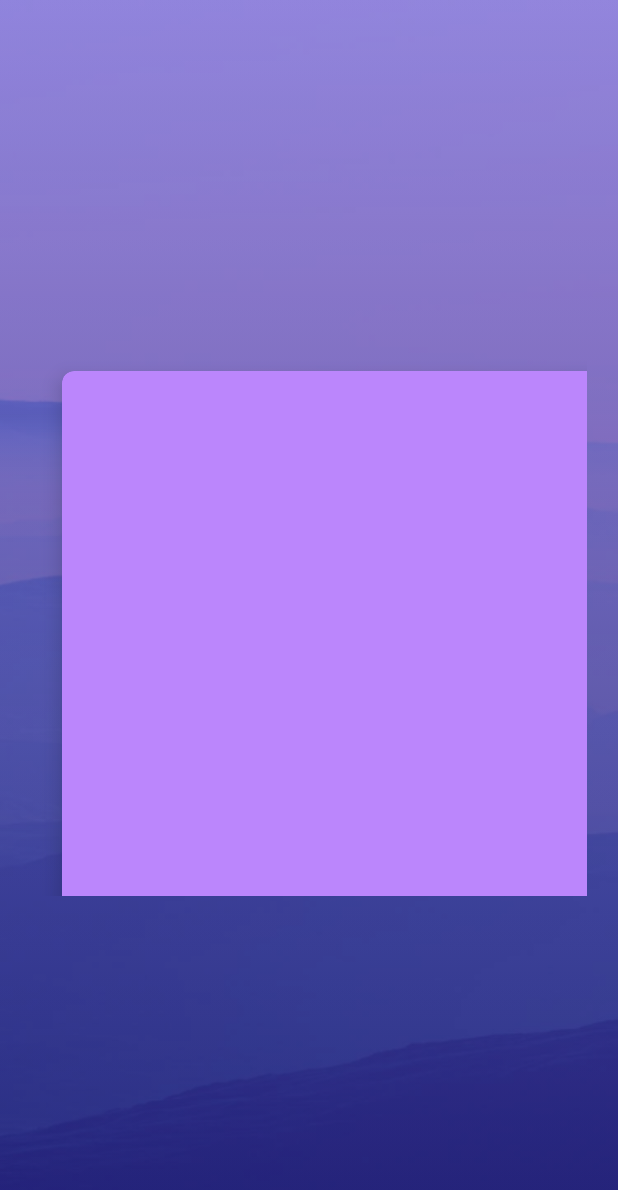
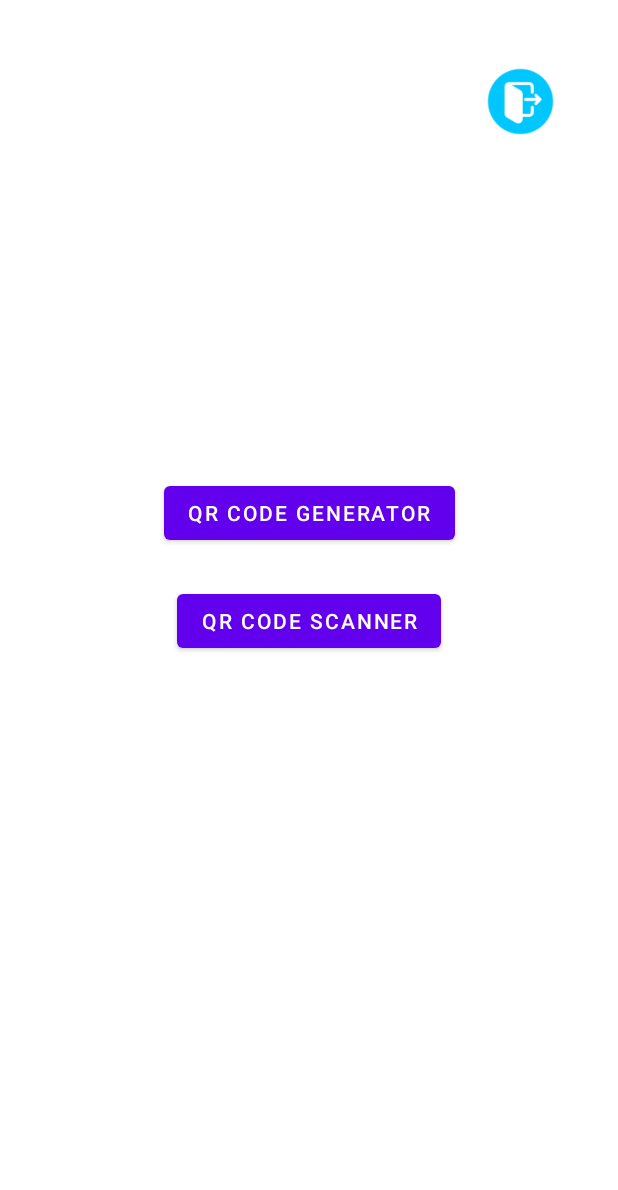
Before and after one commit to skdevelopor/Inventory-Management-QR-Code, an Android app: the screen it shows after launch once a user with an empty profile is signed in (menu before the commit, qrreadandgenerator after it), on a phone screen of 412 x 824 dp. Shown: the top 1190 px of the screen. Run offline under Robolectric (Android 15) with nearby library versions, the phone set to English and light mode, and no system bars; our stand-ins replace Firebase (no records; nobody signed in at launch, a user with empty details on screens opened directly); Roboto replaces fonts that are not available here.

Commit message:
sample qr

```diff
--- a/app/src/main/AndroidManifest.xml
+++ b/app/src/main/AndroidManifest.xml
@@ -16,6 +16,12 @@
         android:roundIcon="@mipmap/ic_launcher_round"
         android:supportsRtl="true"
         android:theme="@style/Theme.QR_IMS">
+        <activity
+            android:name=".qrsample"
+            android:exported="true" />
+        <activity
+            android:name=".qrreadandgenerator"
+            android:exported="true" />
         <activity
             android:name=".MaintenancePageTwo"
             android:exported="true" />
--- a/app/src/main/java/sk/dev/qr_ims/LogIn.java
+++ b/app/src/main/java/sk/dev/qr_ims/LogIn.java
@@ -152,8 +152,9 @@ FirebaseAuth mAuth;
                 @Override
                 public void onComplete(@NonNull Task<AuthResult> task) {
                     if (task.isSuccessful()){
-                        Toast.makeText(LogIn.this,"Logged in successfully", Toast.LENGTH_SHORT).show();
-                        Intent intent = new Intent(LogIn.this,WelcomePage.class);
+                      Toast.makeText(LogIn.this,"Logged in successfully", Toast.LENGTH_SHORT).show();
+                      Intent intent = new Intent(LogIn.this,WelcomePage.class);
+
                         startActivity(intent);
                         finish();
                     }
--- a/app/src/main/java/sk/dev/qr_ims/MainActivity.java
+++ b/app/src/main/java/sk/dev/qr_ims/MainActivity.java
@@ -40,7 +40,7 @@ FirebaseAuth mAuth;
             finish();
         }
         else if(currentUser!=null){
-            Intent intent = new Intent(MainActivity.this,menu.class);
+            Intent intent = new Intent(MainActivity.this,qrreadandgenerator.class);
             startActivity(intent);
             finish();
         }
--- a/app/src/main/java/sk/dev/qr_ims/WelcomePage.java
+++ b/app/src/main/java/sk/dev/qr_ims/WelcomePage.java
@@ -15,7 +15,8 @@ public class WelcomePage extends AppCompatActivity {
     protected void onCreate(Bundle savedInstanceState) {
         super.onCreate(savedInstanceState);
         setContentView(R.layout.activity_welcome_page);
-        Intent intent = new Intent(WelcomePage.this, menu.class);
+      //  Intent intent = new Intent(WelcomePage.this, menu.class);
+        Intent intent = new Intent(WelcomePage.this,qrreadandgenerator.class);
         startActivity(intent);
         finish();
     }
--- a/app/src/main/java/sk/dev/qr_ims/qrCodeGenerator.java
+++ b/app/src/main/java/sk/dev/qr_ims/qrCodeGenerator.java
@@ -51,7 +51,7 @@ ImageView qrImage;
  }
     public void qrCodeScanner(View view){
 
-        Intent intent = new Intent(qrCodeGenerator.this, qrScanner.class);
+        Intent intent = new Intent(qrCodeGenerator.this,qrsample.class);
         startActivity(intent);
         finish();
     }
--- /dev/null
+++ b/app/src/main/java/sk/dev/qr_ims/qrreadandgenerator.java
@@ -0,0 +1,39 @@
+package sk.dev.qr_ims;
+
+import androidx.appcompat.app.AppCompatActivity;
+
+import android.content.Intent;
+import android.os.Bundle;
+import android.view.View;
+import android.widget.Toast;
+
+import com.google.firebase.auth.FirebaseAuth;
+
+public class qrreadandgenerator extends AppCompatActivity {
+
+    @Override
+    protected void onCreate(Bundle savedInstanceState) {
+        super.onCreate(savedInstanceState);
+        setContentView(R.layout.activity_qrreadandgenerator);
+    }
+    public void qrGen(View view){
+        Intent intent = new Intent(qrreadandgenerator.this,qrCodeGenerator.class);
+
+        startActivity(intent);
+
+    }
+    public void qrScan(View view){
+
+        Intent intent = new Intent(qrreadandgenerator.this,qrsample.class);
+
+        startActivity(intent);
+    }
+    public  void  logOut(View view){
+        FirebaseAuth.getInstance().signOut();
+        Toast.makeText(qrreadandgenerator.this,"Logged Out", Toast.LENGTH_SHORT).show();
+        Intent intent = new Intent(qrreadandgenerator.this,LogIn.class);
+        startActivity(intent);
+        finish();
+    }
+
+}
--- /dev/null
+++ b/app/src/main/res/layout/activity_qrreadandgenerator.xml
@@ -0,0 +1,46 @@
+<?xml version="1.0" encoding="utf-8"?>
+<androidx.constraintlayout.widget.ConstraintLayout xmlns:android="http://schemas.android.com/apk/res/android"
+    xmlns:app="http://schemas.android.com/apk/res-auto"
+    xmlns:tools="http://schemas.android.com/tools"
+    android:layout_width="match_parent"
+    android:layout_height="match_parent"
+    android:backgroundTint="#FDFDFD"
+    tools:context=".qrreadandgenerator">
+
+    <Button
+        android:id="@+id/button4"
+        android:layout_width="wrap_content"
+        android:layout_height="wrap_content"
+        android:layout_marginTop="318dp"
+        android:onClick="qrGen"
+        android:text="Qr code Generator"
+        app:layout_constraintEnd_toEndOf="parent"
+        app:layout_constraintStart_toStartOf="parent"
+        app:layout_constraintTop_toTopOf="parent" />
+
+    <Button
+        android:id="@+id/button5"
+        android:layout_width="wrap_content"
+        android:layout_height="wrap_content"
+        android:layout_marginTop="24dp"
+        android:onClick="qrScan"
+        android:text="QR CODE SCANNER"
+        app:layout_constraintEnd_toEndOf="parent"
+        app:layout_constraintStart_toStartOf="parent"
+        app:layout_constraintTop_toBottomOf="@+id/button4" />
+
+    <ImageView
+        android:id="@+id/imageView"
+        android:layout_width="70dp"
+        android:layout_height="70dp"
+        android:layout_marginTop="4dp"
+        android:onClick="logOut"
+        app:layout_constraintBottom_toTopOf="@+id/button4"
+        app:layout_constraintEnd_toEndOf="parent"
+        app:layout_constraintHorizontal_bias="0.913"
+        app:layout_constraintStart_toStartOf="parent"
+        app:layout_constraintTop_toTopOf="parent"
+        app:layout_constraintVertical_bias="0.118"
+        app:srcCompat="@drawable/logout" />
+
+</androidx.constraintlayout.widget.ConstraintLayout>
```
Also changed, not shown: app/src/main/java/sk/dev/qr_ims/qrsample.java (added, +116 -0 lines), app/src/main/res/layout/activity_qrsample.xml (added, +42 -0 lines), app/src/main/res/drawable/logout.png (added).
